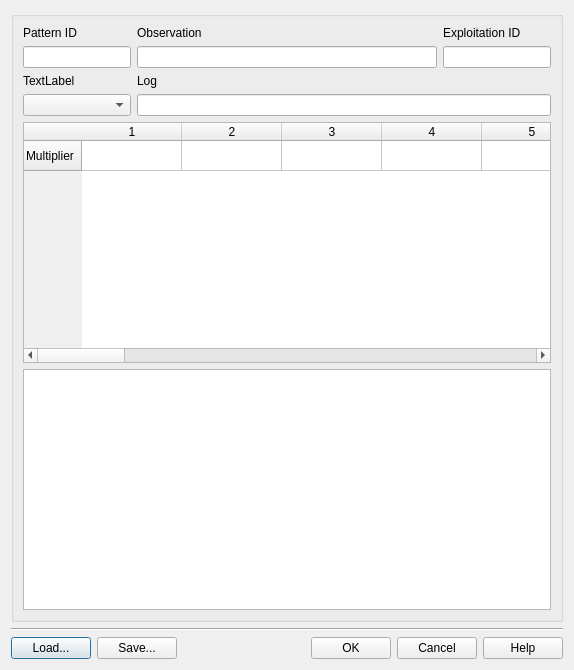
This is core/ui/toolbars/epa/nonvisual_pattern_ws.ui in Giswater/giswater_qgis_plugin as Qt 5 draws it before an edit. The edited form follows.
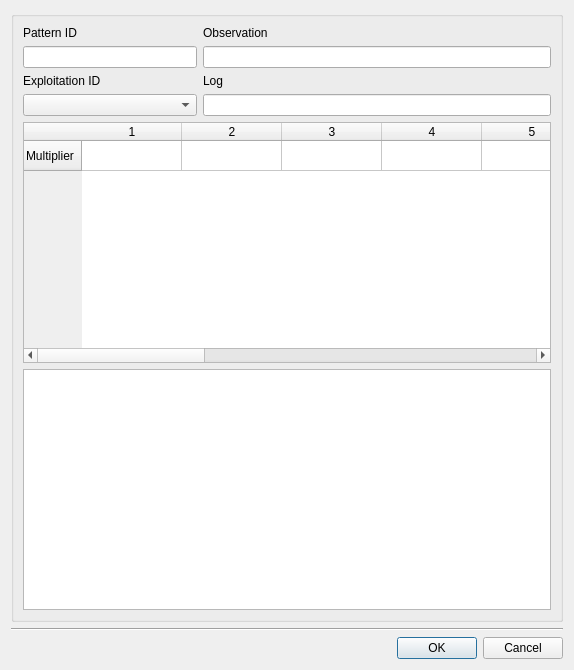
This is the edited form.

Commit message: WIP #859 insert pattern values into database

What changed in the file:
```diff
--- a/core/ui/toolbars/epa/nonvisual_pattern_ws.ui
+++ b/core/ui/toolbars/epa/nonvisual_pattern_ws.ui
@@ -19,20 +19,6 @@
      <property name="sizeConstraint">
       <enum>QLayout::SetDefaultConstraint</enum>
      </property>
-     <item>
-      <widget class="QPushButton" name="btn_load">
-       <property name="text">
-        <string>Load...</string>
-       </property>
-      </widget>
-     </item>
-     <item>
-      <widget class="QPushButton" name="btn_save">
-       <property name="text">
-        <string>Save...</string>
-       </property>
-      </widget>
-     </item>
      <item>
       <spacer name="horizontalSpacer">
        <property name="orientation">
@@ -60,13 +46,6 @@
        </property>
       </widget>
      </item>
-     <item>
-      <widget class="QPushButton" name="btn_help">
-       <property name="text">
-        <string>Help</string>
-       </property>
-      </widget>
-     </item>
     </layout>
    </item>
    <item row="1" column="0" colspan="2">
@@ -107,20 +86,10 @@
           </property>
          </widget>
         </item>
-        <item row="1" column="1">
-         <widget class="QLineEdit" name="txt_observ">
-          <property name="sizePolicy">
-           <sizepolicy hsizetype="Expanding" vsizetype="Fixed">
-            <horstretch>0</horstretch>
-            <verstretch>0</verstretch>
-           </sizepolicy>
-          </property>
-         </widget>
-        </item>
         <item row="0" column="0">
          <widget class="QLabel" name="lbl_pattern_id">
           <property name="sizePolicy">
-           <sizepolicy hsizetype="Preferred" vsizetype="Fixed">
+           <sizepolicy hsizetype="Minimum" vsizetype="Fixed">
             <horstretch>0</horstretch>
             <verstretch>0</verstretch>
            </sizepolicy>
@@ -130,51 +99,28 @@
           </property>
          </widget>
         </item>
-        <item row="0" column="1">
-         <widget class="QLabel" name="lbl_observ">
-          <property name="sizePolicy">
-           <sizepolicy hsizetype="Preferred" vsizetype="Fixed">
-            <horstretch>0</horstretch>
-            <verstretch>0</verstretch>
-           </sizepolicy>
-          </property>
-          <property name="text">
-           <string>Observation</string>
-          </property>
-         </widget>
-        </item>
-        <item row="0" column="2">
-         <widget class="QLabel" name="lbl_expl_id">
-          <property name="sizePolicy">
-           <sizepolicy hsizetype="Preferred" vsizetype="Fixed">
-            <horstretch>0</horstretch>
-            <verstretch>0</verstretch>
-           </sizepolicy>
-          </property>
-          <property name="text">
-           <string>Exploitation ID</string>
-          </property>
-         </widget>
-        </item>
         <item row="2" column="0">
          <widget class="QLabel" name="lbl_pattern_type">
-          <property name="text">
-           <string>TextLabel</string>
-          </property>
-         </widget>
-        </item>
-        <item row="1" column="2">
-         <widget class="QLineEdit" name="txt_expl_id">
           <property name="sizePolicy">
-           <sizepolicy hsizetype="Minimum" vsizetype="Fixed">
+           <sizepolicy hsizetype="Minimum" vsizetype="Preferred">
             <horstretch>0</horstretch>
             <verstretch>0</verstretch>
            </sizepolicy>
           </property>
+          <property name="text">
+           <string>Exploitation ID</string>
+          </property>
          </widget>
         </item>
         <item row="3" column="0">
-         <widget class="QComboBox" name="cmb_pattern_type"/>
+         <widget class="QComboBox" name="cmb_expl_id">
+          <property name="sizePolicy">
+           <sizepolicy hsizetype="Minimum" vsizetype="Fixed">
+            <horstretch>0</horstretch>
+            <verstretch>0</verstretch>
+           </sizepolicy>
+          </property>
+         </widget>
         </item>
         <item row="3" column="1" colspan="2">
          <widget class="QLineEdit" name="txt_log"/>
@@ -192,6 +138,29 @@
           </property>
          </widget>
         </item>
+        <item row="1" column="1" colspan="2">
+         <widget class="QLineEdit" name="txt_observ">
+          <property name="sizePolicy">
+           <sizepolicy hsizetype="Expanding" vsizetype="Fixed">
+            <horstretch>0</horstretch>
+            <verstretch>0</verstretch>
+           </sizepolicy>
+          </property>
+         </widget>
+        </item>
+        <item row="0" column="1" colspan="2">
+         <widget class="QLabel" name="lbl_observ">
+          <property name="sizePolicy">
+           <sizepolicy hsizetype="Preferred" vsizetype="Fixed">
+            <horstretch>0</horstretch>
+            <verstretch>0</verstretch>
+           </sizepolicy>
+          </property>
+          <property name="text">
+           <string>Observation</string>
+          </property>
+         </widget>
+        </item>
        </layout>
       </item>
       <item row="1" column="0" colspan="2">
@@ -263,61 +232,6 @@
             <string>12</string>
            </property>
           </column>
-          <column>
-           <property name="text">
-            <string>13</string>
-           </property>
-          </column>
-          <column>
-           <property name="text">
-            <string>14</string>
-           </property>
-          </column>
-          <column>
-           <property name="text">
-            <string>15</string>
-           </property>
-          </column>
-          <column>
-           <property name="text">
-            <string>16</string>
-           </property>
-          </column>
-          <column>
-           <property name="text">
-            <string>17</string>
-           </property>
-          </column>
-          <column>
-           <property name="text">
-            <string>18</string>
-           </property>
-          </column>
-          <column>
-           <property name="text">
-            <string>19</string>
-           </property>
-          </column>
-          <column>
-           <property name="text">
-            <string>20</string>
-           </property>
-          </column>
-          <column>
-           <property name="text">
-            <string>21</string>
-           </property>
-          </column>
-          <column>
-           <property name="text">
-            <string>23</string>
-           </property>
-          </column>
-          <column>
-           <property name="text">
-            <string>24</string>
-           </property>
-          </column>
          </widget>
         </item>
        </layout>
```
The commit also changes 3 other files.
